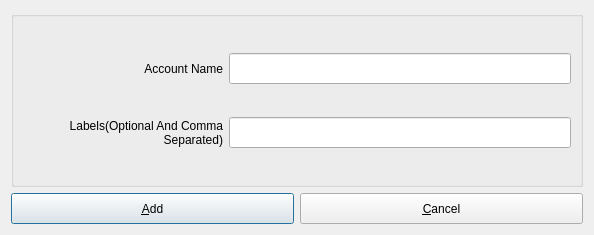
First picture: the form in src/addaccount.ui, repository mhogomchungu/qCheckGMail, before the edit.
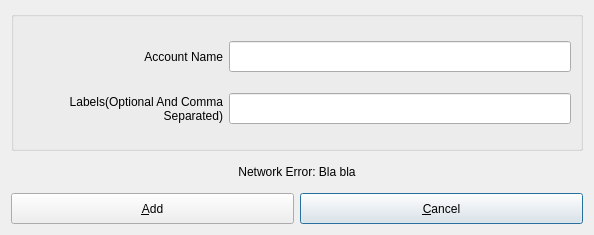
Second picture: the form after the edit.

Commit message: Show user network related failures

```diff
--- a/src/addaccount.ui
+++ b/src/addaccount.ui
@@ -90,20 +90,7 @@
      </layout>
     </widget>
    </item>
-   <item row="1" column="0">
-    <widget class="QPushButton" name="pushButtonAdd">
-     <property name="minimumSize">
-      <size>
-       <width>0</width>
-       <height>31</height>
-      </size>
-     </property>
-     <property name="text">
-      <string>&amp;Add</string>
-     </property>
-    </widget>
-   </item>
-   <item row="1" column="1">
+   <item row="2" column="1">
     <widget class="QPushButton" name="pushButtonCancel">
      <property name="minimumSize">
       <size>
@@ -116,6 +103,38 @@
      </property>
     </widget>
    </item>
+   <item row="2" column="0">
+    <widget class="QPushButton" name="pushButtonAdd">
+     <property name="minimumSize">
+      <size>
+       <width>0</width>
+       <height>31</height>
+      </size>
+     </property>
+     <property name="text">
+      <string>&amp;Add</string>
+     </property>
+    </widget>
+   </item>
+   <item row="1" column="0" colspan="2">
+    <widget class="QLabel" name="labelNetworkError">
+     <property name="maximumSize">
+      <size>
+       <width>16777215</width>
+       <height>30</height>
+      </size>
+     </property>
+     <property name="text">
+      <string notr="true">Network Error: Bla bla</string>
+     </property>
+     <property name="alignment">
+      <set>Qt::AlignCenter</set>
+     </property>
+     <property name="wordWrap">
+      <bool>true</bool>
+     </property>
+    </widget>
+   </item>
   </layout>
  </widget>
  <tabstops>
```
The commit also changes 8 other files.
